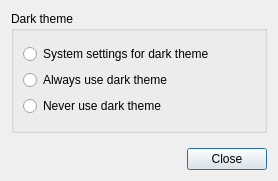
First picture: the form in forms/darktheme-settings-dialog.ui, repository insilmaril/vym, before the edit.
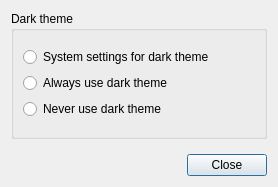
Second picture: the form after the edit.

Commit message: Fixed incomplete dark theme settings button group

The edit to the form file:
```diff
--- a/forms/darktheme-settings-dialog.ui
+++ b/forms/darktheme-settings-dialog.ui
@@ -7,7 +7,7 @@
     <x>0</x>
     <y>0</y>
     <width>278</width>
-    <height>181</height>
+    <height>187</height>
    </rect>
   </property>
   <property name="sizePolicy">
```
Left out of the diff: 3 changed lines with no effect on the pictures.
